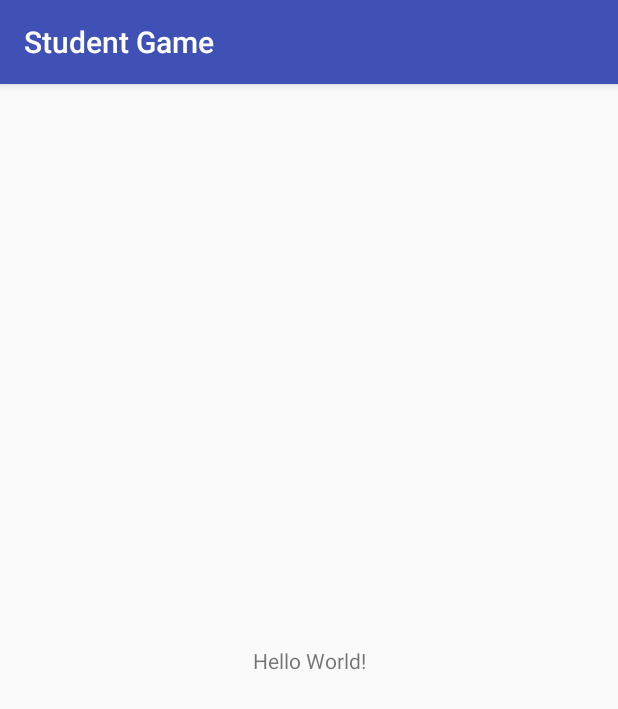
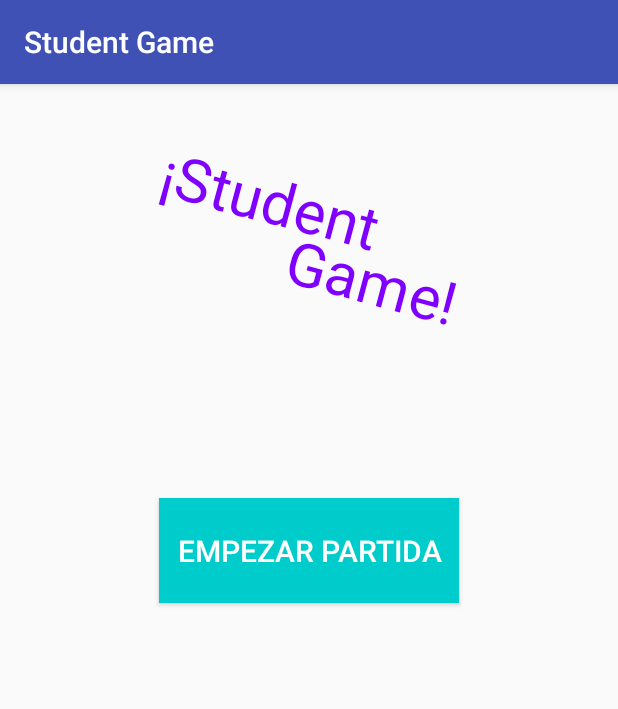
Before and after one commit to juniomik14/StudentGame, an Android app: the screen it shows after launch (StudenGAME), on a phone screen of 412 x 824 dp. Shown: the top 709 px of the screen. Run offline under Robolectric (Android 15) with nearby library versions, the phone set to English and light mode, and no system bars.

Commit message:
Creacion de la interfaz grafica android Studio 10/11/2017

```diff
--- a/androidStudio/app/src/main/res/layout/activity_studen_game.xml
+++ b/androidStudio/app/src/main/res/layout/activity_studen_game.xml
@@ -1,5 +1,5 @@
 <?xml version="1.0" encoding="utf-8"?>
-<android.support.constraint.ConstraintLayout xmlns:android="http://schemas.android.com/apk/res/android"
+<RelativeLayout xmlns:android="http://schemas.android.com/apk/res/android"
     xmlns:app="http://schemas.android.com/apk/res-auto"
     xmlns:tools="http://schemas.android.com/tools"
     android:layout_width="match_parent"
@@ -7,12 +7,37 @@
     tools:context="com.alumne.studentgame.StudenGAME">
 
     <TextView
+        android:id="@+id/tittleStudent"
         android:layout_width="wrap_content"
         android:layout_height="wrap_content"
-        android:text="Hello World!"
-        app:layout_constraintBottom_toBottomOf="parent"
-        app:layout_constraintLeft_toLeftOf="parent"
-        app:layout_constraintRight_toRightOf="parent"
-        app:layout_constraintTop_toTopOf="parent" />
+        android:layout_alignStart="@+id/buttonStartGame"
+        android:layout_marginTop="50dp"
+        android:rotation="15"
+        android:text="@string/TittleAppStudent"
+        android:textColor="@color/colorLila"
+        android:textSize="40dp" />
 
-</android.support.constraint.ConstraintLayout>
+    <TextView
+        android:id="@+id/tittleGame"
+        android:layout_width="wrap_content"
+        android:layout_height="wrap_content"
+        android:textColor="@color/colorLila"
+        android:layout_alignEnd="@+id/buttonStartGame"
+        android:layout_below="@+id/tittleStudent"
+        android:rotation="15"
+        android:text="@string/TittleAppGame"
+        android:textSize="40dp" />
+
+    <Button
+        android:id="@+id/buttonStartGame"
+        android:layout_width="200dp"
+        android:layout_height="70dp"
+        android:layout_below="@+id/tittleGame"
+        android:layout_centerHorizontal="true"
+        android:layout_marginTop="118dp"
+        android:background="@color/colorBlueCla"
+        android:text="@string/ButtonStartGame"
+        android:textColor="@color/colorWhite"
+        android:textSize="20dp" />
+
+</RelativeLayout>
--- /dev/null
+++ b/androidStudio/app/src/main/res/values/Sizes.xml
@@ -0,0 +1,5 @@
+<?xml version="1.0" encoding="utf-8"?>
+<resources>
+    <integer name="sizeTittle">40</integer>
+
+</resources>
--- a/androidStudio/app/src/main/res/values/colors.xml
+++ b/androidStudio/app/src/main/res/values/colors.xml
@@ -3,4 +3,8 @@
     <color name="colorPrimary">#3F51B5</color>
     <color name="colorPrimaryDark">#303F9F</color>
     <color name="colorAccent">#FF4081</color>
+    <color name="colorWhite">#FFFFFF</color>
+    <color name="colorBlueCla">#00CCCC</color>
+    <color name="colorLila">#7F00FF</color>
+
 </resources>
--- a/androidStudio/app/src/main/res/values/strings.xml
+++ b/androidStudio/app/src/main/res/values/strings.xml
@@ -1,3 +1,7 @@
 <resources>
     <string name="app_name">Student Game</string>
+    <string name="ButtonStartGame">Empezar Partida</string>
+    <string name="TittleAppStudent">¡Student</string>
+    <string name="TittleAppGame">Game!</string>
+
 </resources>
```
